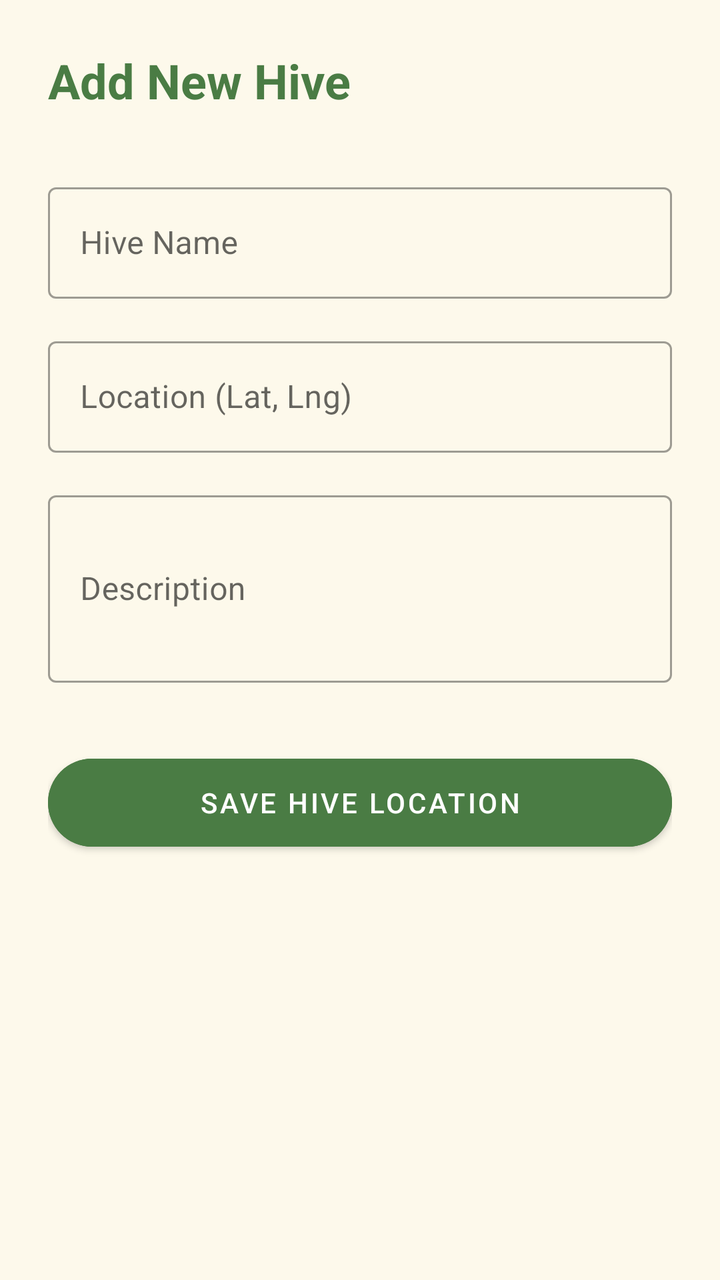
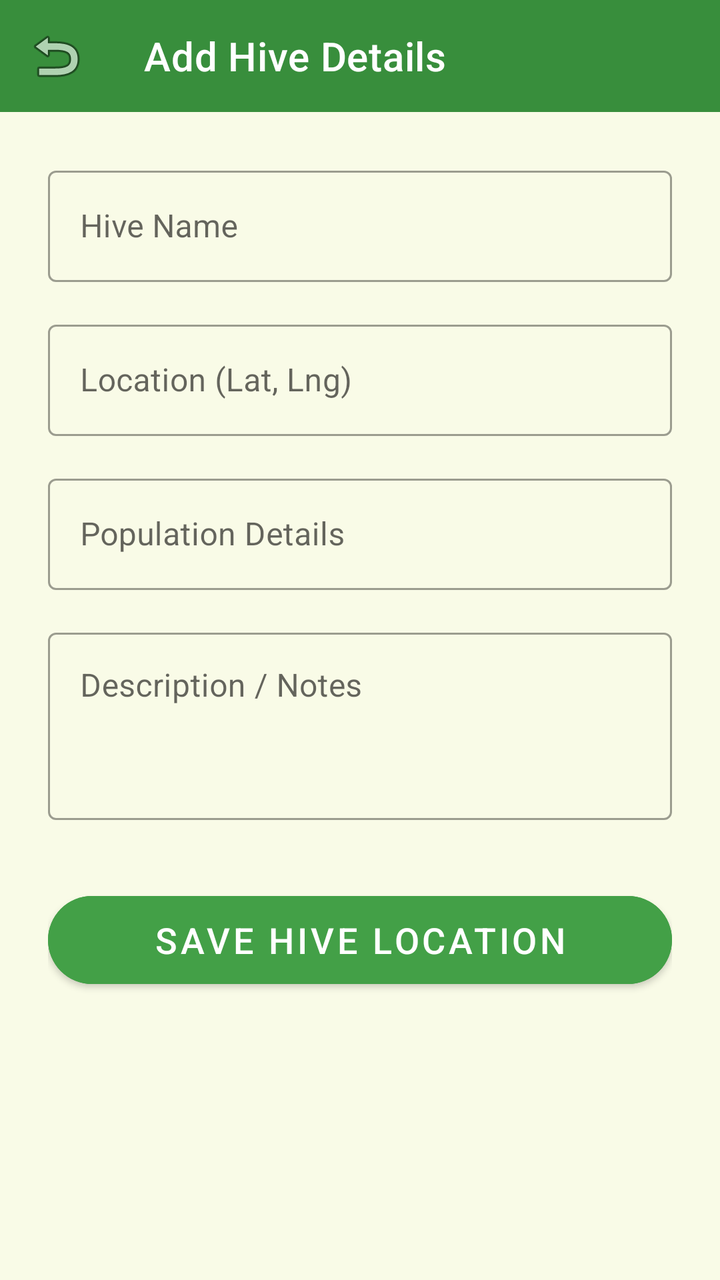

Before-and-after screenshots of an Android layout around one commit, followed by the original layout XML and the change that was made.
<!-- AndroidManifest.xml: application theme Theme.MadhuSiri -->
<!-- res/layout/activity_add_hive.xml -->
<?xml version="1.0" encoding="utf-8"?>
<LinearLayout xmlns:android="http://schemas.android.com/apk/res/android"
    android:layout_width="match_parent"
    android:layout_height="match_parent"
    android:orientation="vertical"
    android:background="@color/background_cream"
    android:padding="24dp">

    <TextView
        android:layout_width="wrap_content"
        android:layout_height="wrap_content"
        android:text="Add New Hive"
        android:textSize="24sp"
        android:textStyle="bold"
        android:textColor="@color/primary_green"
        android:layout_marginBottom="32dp"/>

    <com.google.android.material.textfield.TextInputLayout
        style="@style/Widget.MaterialComponents.TextInputLayout.OutlinedBox"
        android:layout_width="match_parent"
        android:layout_height="wrap_content"
        android:hint="Hive Name">
        <com.google.android.material.textfield.TextInputEditText
            android:id="@+id/etHiveName"
            android:layout_width="match_parent"
            android:layout_height="wrap_content"/>
    </com.google.android.material.textfield.TextInputLayout>

    <com.google.android.material.textfield.TextInputLayout
        style="@style/Widget.MaterialComponents.TextInputLayout.OutlinedBox"
        android:layout_width="match_parent"
        android:layout_height="wrap_content"
        android:layout_marginTop="16dp"
        android:hint="Location (Lat, Lng)">
        <com.google.android.material.textfield.TextInputEditText
            android:id="@+id/etLocation"
            android:layout_width="match_parent"
            android:layout_height="wrap_content"
            android:enabled="false"/>
    </com.google.android.material.textfield.TextInputLayout>

    <com.google.android.material.textfield.TextInputLayout
        style="@style/Widget.MaterialComponents.TextInputLayout.OutlinedBox"
        android:layout_width="match_parent"
        android:layout_height="wrap_content"
        android:layout_marginTop="16dp"
        android:hint="Description">
        <com.google.android.material.textfield.TextInputEditText
            android:id="@+id/etDescription"
            android:layout_width="match_parent"
            android:layout_height="wrap_content"
            android:inputType="textMultiLine"
            android:minLines="3"/>
    </com.google.android.material.textfield.TextInputLayout>

    <Button
        android:id="@+id/btnSaveHive"
        android:layout_width="match_parent"
        android:layout_height="56dp"
        android:layout_marginTop="32dp"
        android:text="Save Hive Location"
        android:backgroundTint="@color/button_green"
        android:textColor="@color/white"
        app:cornerRadius="28dp"
        xmlns:app="http://schemas.android.com/apk/res-auto"/>

</LinearLayout>
<!-- resources referenced by this layout -->
<resources>
  <color name="background_cream">#FDF9EB</color>
  <color name="button_green">#4A7C44</color>
  <color name="primary_green">#4A7C44</color>
  <color name="white">#FFFFFFFF</color>
  <style name="Theme.MadhuSiri" parent="Theme.MaterialComponents.Light.NoActionBar">
          
          <item name="colorPrimary">@color/primary_green</item>
          <item name="colorPrimaryVariant">@color/primary_dark</item>
          <item name="colorOnPrimary">@color/white</item>
          
          <item name="colorSecondary">@color/honey_yellow</item>
          <item name="colorSecondaryVariant">@color/honey_orange</item>
          <item name="colorOnSecondary">@color/black</item>
          
          <item name="android:statusBarColor">@color/primary_dark</item>
          
          <item name="android:windowBackground">@color/background_cream</item>
  
          <item name="cardViewStyle">@style/CustomCardView</item>
      </style>
  <color name="primary_dark">#2E4B28</color>
  <color name="honey_yellow">#FFC107</color>
  <color name="honey_orange">#FF9800</color>
  <color name="black">#FF000000</color>
  <style name="CustomCardView" parent="Widget.MaterialComponents.CardView">
          <item name="cardCornerRadius">16dp</item>
          <item name="cardElevation">2dp</item>
          <item name="cardBackgroundColor">@color/card_bg</item>
      </style>
  <color name="card_bg">#FFFFFF</color>
</resources>

<!-- the commit's change to res/layout/activity_add_hive.xml (unified diff, before → after) -->
@@ -1,67 +1,107 @@
 <?xml version="1.0" encoding="utf-8"?>
-<LinearLayout xmlns:android="http://schemas.android.com/apk/res/android"
+<androidx.coordinatorlayout.widget.CoordinatorLayout xmlns:android="http://schemas.android.com/apk/res/android"
+    xmlns:app="http://schemas.android.com/apk/res-auto"
     android:layout_width="match_parent"
     android:layout_height="match_parent"
-    android:orientation="vertical"
-    android:background="@color/background_cream"
-    android:padding="24dp">
+    android:background="@color/background_cream">
 
-    <TextView
+    <LinearLayout
+        android:layout_width="match_parent"
+        android:layout_height="match_parent"
+        android:orientation="vertical">
+
+        <androidx.appcompat.widget.Toolbar
+            android:id="@+id/toolbar"
+            android:layout_width="match_parent"
+            android:layout_height="?attr/actionBarSize"
+            android:background="@color/primary_green"
+            app:title="Add Hive Details"
+            app:titleTextColor="@color/white"
+            app:navigationIcon="@android:drawable/ic_menu_revert"/>
+
+        <androidx.core.widget.NestedScrollView
+            android:layout_width="match_parent"
+            android:layout_height="match_parent">
+
+            <LinearLayout
+                android:layout_width="match_parent"
+                android:layout_height="wrap_content"
+                android:orientation="vertical"
+                android:padding="24dp">
+
+                <com.google.android.material.textfield.TextInputLayout
+                    style="@style/Widget.MaterialComponents.TextInputLayout.OutlinedBox"
+                    android:layout_width="match_parent"
+                    android:layout_height="wrap_content"
+                    android:hint="Hive Name"
+                    android:layout_marginBottom="16dp">
+                    <com.google.android.material.textfield.TextInputEditText
+                        android:id="@+id/etHiveName"
+                        android:layout_width="match_parent"
+                        android:layout_height="wrap_content"
+                        android:inputType="text"/>
+                </com.google.android.material.textfield.TextInputLayout>
+
+                <com.google.android.material.textfield.TextInputLayout
+                    style="@style/Widget.MaterialComponents.TextInputLayout.OutlinedBox"
+                    android:layout_width="match_parent"
+                    android:layout_height="wrap_content"
+                    android:hint="Location (Lat, Lng)"
+                    android:layout_marginBottom="16dp">
+                    <com.google.android.material.textfield.TextInputEditText
+                        android:id="@+id/etLocation"
+                        android:layout_width="match_parent"
+                        android:layout_height="wrap_content"
+                        android:enabled="false"/>
+                </com.google.android.material.textfield.TextInputLayout>
+
+                <com.google.android.material.textfield.TextInputLayout
+                    style="@style/Widget.MaterialComponents.TextInputLayout.OutlinedBox"
+                    android:layout_width="match_parent"
+                    android:layout_height="wrap_content"
+                    android:hint="Population Details"
+                    android:layout_marginBottom="16dp">
+                    <com.google.android.material.textfield.TextInputEditText
+                        android:id="@+id/etPopulation"
+                        android:layout_width="match_parent"
+                        android:layout_height="wrap_content"
+                        android:inputType="text"/>
+                </com.google.android.material.textfield.TextInputLayout>
+
+                <com.google.android.material.textfield.TextInputLayout
+                    style="@style/Widget.MaterialComponents.TextInputLayout.OutlinedBox"
+                    android:layout_width="match_parent"
+                    android:layout_height="wrap_content"
+                    android:hint="Description / Notes"
+                    android:layout_marginBottom="32dp">
+                    <com.google.android.material.textfield.TextInputEditText
+                        android:id="@+id/etDescription"
+                        android:layout_width="match_parent"
+                        android:layout_height="wrap_content"
+                        android:inputType="textMultiLine"
+                        android:minLines="3"
+                        android:gravity="top"/>
+                </com.google.android.material.textfield.TextInputLayout>
+
+                <Button
+                    android:id="@+id/btnSaveHive"
+                    android:layout_width="match_parent"
+                    android:layout_height="56dp"
+                    android:text="Save Hive Location"
+                    android:backgroundTint="@color/button_green"
+                    android:textColor="@color/white"
+                    app:cornerRadius="28dp"
+                    android:textSize="18sp"/>
+
+            </LinearLayout>
+        </androidx.core.widget.NestedScrollView>
+    </LinearLayout>
+
+    <ProgressBar
+        android:id="@+id/progressBar"
         android:layout_width="wrap_content"
         android:layout_height="wrap_content"
-        android:text="Add New Hive"
-        android:textSize="24sp"
-        android:textStyle="bold"
-        android:textColor="@color/primary_green"
-        android:layout_marginBottom="32dp"/>
+        android:layout_gravity="center"
+        android:visibility="gone"/>
 
-    <com.google.android.material.textfield.TextInputLayout
-        style="@style/Widget.MaterialComponents.TextInputLayout.OutlinedBox"
-        android:layout_width="match_parent"
-        android:layout_height="wrap_content"
-        android:hint="Hive Name">
-        <com.google.android.material.textfield.TextInputEditText
-            android:id="@+id/etHiveName"
-            android:layout_width="match_parent"
-            android:layout_height="wrap_content"/>
-    </com.google.android.material.textfield.TextInputLayout>
-
-    <com.google.android.material.textfield.TextInputLayout
-        style="@style/Widget.MaterialComponents.TextInputLayout.OutlinedBox"
-        android:layout_width="match_parent"
-        android:layout_height="wrap_content"
-        android:layout_marginTop="16dp"
-        android:hint="Location (Lat, Lng)">
-        <com.google.android.material.textfield.TextInputEditText
-            android:id="@+id/etLocation"
-            android:layout_width="match_parent"
-            android:layout_height="wrap_content"
-            android:enabled="false"/>
-    </com.google.android.material.textfield.TextInputLayout>
-
-    <com.google.android.material.textfield.TextInputLayout
-        style="@style/Widget.MaterialComponents.TextInputLayout.OutlinedBox"
-        android:layout_width="match_parent"
-        android:layout_height="wrap_content"
-        android:layout_marginTop="16dp"
-        android:hint="Description">
-        <com.google.android.material.textfield.TextInputEditText
-            android:id="@+id/etDescription"
-            android:layout_width="match_parent"
-            android:layout_height="wrap_content"
-            android:inputType="textMultiLine"
-            android:minLines="3"/>
-    </com.google.android.material.textfield.TextInputLayout>
-
-    <Button
-        android:id="@+id/btnSaveHive"
-        android:layout_width="match_parent"
-        android:layout_height="56dp"
-        android:layout_marginTop="32dp"
-        android:text="Save Hive Location"
-        android:backgroundTint="@color/button_green"
-        android:textColor="@color/white"
-        app:cornerRadius="28dp"
-        xmlns:app="http://schemas.android.com/apk/res-auto"/>
-
-</LinearLayout>
+</androidx.coordinatorlayout.widget.CoordinatorLayout>
<!-- resource entries referenced after the edit -->
@@ -1,8 +1,8 @@
 <!-- resources referenced by this layout -->
 <resources>
-  <color name="background_cream">#FDF9EB</color>
-  <color name="button_green">#4A7C44</color>
-  <color name="primary_green">#4A7C44</color>
+  <color name="background_cream">#F9FBE7</color>
+  <color name="button_green">#43A047</color>
+  <color name="primary_green">#388E3C</color>
   <color name="white">#FFFFFFFF</color>
   <style name="Theme.MadhuSiri" parent="Theme.MaterialComponents.Light.NoActionBar">
           
@@ -20,9 +20,9 @@
   
           <item name="cardViewStyle">@style/CustomCardView</item>
       </style>
-  <color name="primary_dark">#2E4B28</color>
-  <color name="honey_yellow">#FFC107</color>
-  <color name="honey_orange">#FF9800</color>
+  <color name="primary_dark">#1B5E20</color>
+  <color name="honey_yellow">#FBC02D</color>
+  <color name="honey_orange">#F57C00</color>
   <color name="black">#FF000000</color>
   <style name="CustomCardView" parent="Widget.MaterialComponents.CardView">
           <item name="cardCornerRadius">16dp</item>
